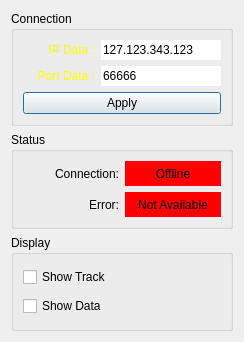
Before: the Qt Designer form RadarArhanud-2020/dialogadsb.ui in MiftahSalam/RadarArhanud-2020, drawn with Qt 5.
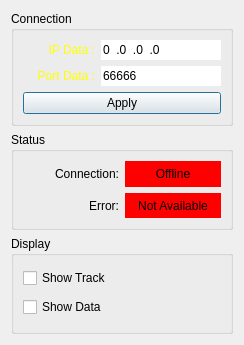
After: the same form once the commit is applied.

The edit to the form file:
```diff
--- a/RadarArhanud-2020/dialogadsb.ui
+++ b/RadarArhanud-2020/dialogadsb.ui
@@ -6,8 +6,8 @@
    <rect>
     <x>0</x>
     <y>0</y>
-    <width>240</width>
-    <height>342</height>
+    <width>242</width>
+    <height>345</height>
    </rect>
   </property>
   <property name="windowTitle">
@@ -148,7 +148,7 @@
            <string>000.000.000.000</string>
           </property>
           <property name="text">
-           <string>127.123.343.123</string>
+           <string>0.0.0.0</string>
           </property>
           <property name="maxLength">
            <number>15</number>
```
